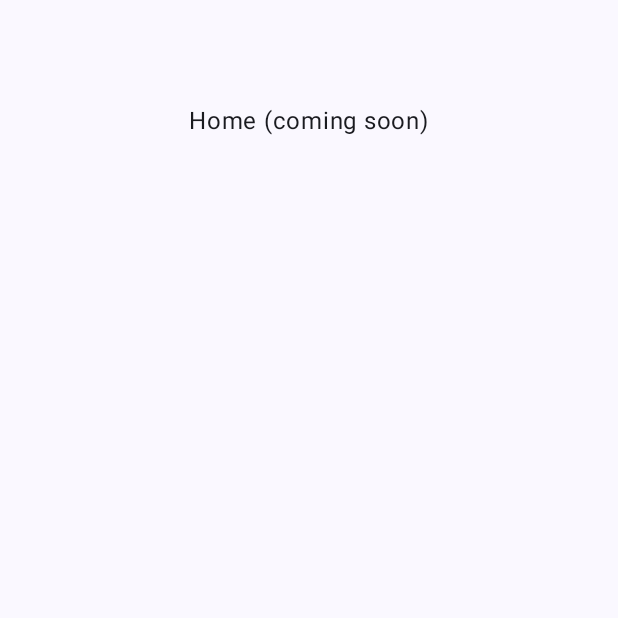
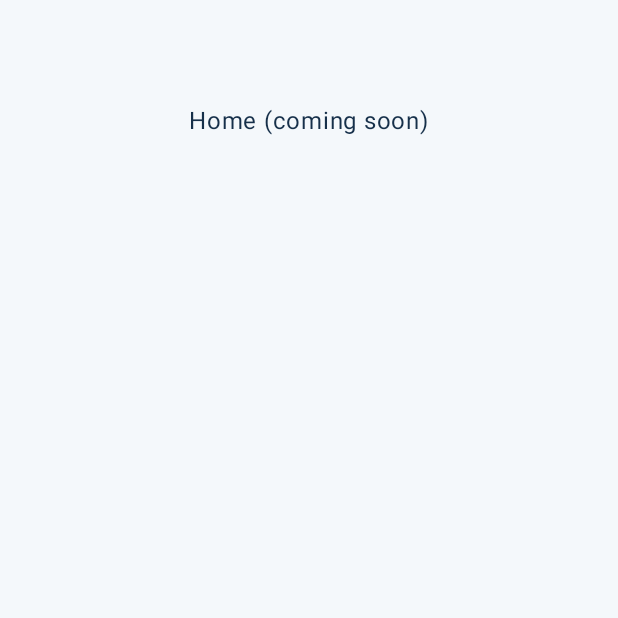
Before and after one commit to sydNW/QueueSense, an Android app built with Jetpack Compose: the screen it shows after launch (MainActivity), after a tap on "Get Started", on a phone screen of 412 x 824 dp, the part 497-1115 px from its top. Run offline under Robolectric (Android 15) with nearby library versions, the phone set to English and light mode, and no system bars.

Commit message:
Apply the QueueSense colours to the theme

```diff
--- a/android-app/app/src/main/java/com/project/queuesense/ui/theme/Color.kt
+++ b/android-app/app/src/main/java/com/project/queuesense/ui/theme/Color.kt
@@ -2,10 +2,15 @@ package com.project.queuesense.ui.theme
 
 import androidx.compose.ui.graphics.Color
 
-val Purple80 = Color(0xFFD0BCFF)
-val PurpleGrey80 = Color(0xFFCCC2DC)
-val Pink80 = Color(0xFFEFB8C8)
+// Brand colours (estimated from the Figma wireframes)
+val Navy = Color(0xFF163D63)
+val Teal = Color(0xFF0B7C80)
+val TealDark = Color(0xFF0B5C5F)
+val TealPale = Color(0xFFE3F1F1)
 
-val Purple40 = Color(0xFF6650a4)
-val PurpleGrey40 = Color(0xFF625b71)
-val Pink40 = Color(0xFF7D5260)
+// Neutrals
+val PageBackground = Color(0xFFF4F8FB)
+val CardWhite = Color(0xFFFFFFFF)
+val TextDark = Color(0xFF16304A)
+val TextMuted = Color(0xFF5A6B7B)
+val OutlineGrey = Color(0xFFC9D5DF)
--- a/android-app/app/src/main/java/com/project/queuesense/ui/theme/Theme.kt
+++ b/android-app/app/src/main/java/com/project/queuesense/ui/theme/Theme.kt
@@ -1,56 +1,32 @@
 package com.project.queuesense.ui.theme
 
-import android.os.Build
-import androidx.compose.foundation.isSystemInDarkTheme
 import androidx.compose.material3.MaterialTheme
-import androidx.compose.material3.darkColorScheme
-import androidx.compose.material3.dynamicDarkColorScheme
-import androidx.compose.material3.dynamicLightColorScheme
 import androidx.compose.material3.lightColorScheme
 import androidx.compose.runtime.Composable
-import androidx.compose.ui.platform.LocalContext
+import androidx.compose.ui.graphics.Color
 
-private val DarkColorScheme = darkColorScheme(
-    primary = Purple80,
-    secondary = PurpleGrey80,
-    tertiary = Pink80
-)
-
-private val LightColorScheme = lightColorScheme(
-    primary = Purple40,
-    secondary = PurpleGrey40,
-    tertiary = Pink40
-
-    /* Other default colors to override
-    background = Color(0xFFFFFBFE),
-    surface = Color(0xFFFFFBFE),
+private val QueueSenseColorScheme = lightColorScheme(
+    primary = Teal,
     onPrimary = Color.White,
+    primaryContainer = TealPale,
+    onPrimaryContainer = TealDark,
+    secondary = Navy,
     onSecondary = Color.White,
-    onTertiary = Color.White,
-    onBackground = Color(0xFF1C1B1F),
-    onSurface = Color(0xFF1C1B1F),
-    */
+    background = PageBackground,
+    onBackground = TextDark,
+    surface = CardWhite,
+    onSurface = TextDark,
+    surfaceVariant = TealPale,
+    onSurfaceVariant = TextMuted,
+    outline = OutlineGrey
 )
 
 @Composable
 fun QueueSenseTheme(
-    darkTheme: Boolean = isSystemInDarkTheme(),
-    // Dynamic color is available on Android 12+
-    dynamicColor: Boolean = true,
     content: @Composable () -> Unit
 ) {
-    val colorScheme = when {
-        dynamicColor && Build.VERSION.SDK_INT >= Build.VERSION_CODES.S -> {
-            val context = LocalContext.current
-            if (darkTheme) dynamicDarkColorScheme(context) else dynamicLightColorScheme(context)
-        }
-
-        darkTheme -> DarkColorScheme
-        else -> LightColorScheme
-    }
-
     MaterialTheme(
-        colorScheme = colorScheme,
+        colorScheme = QueueSenseColorScheme,
         typography = Typography,
         content = content
     )
```
